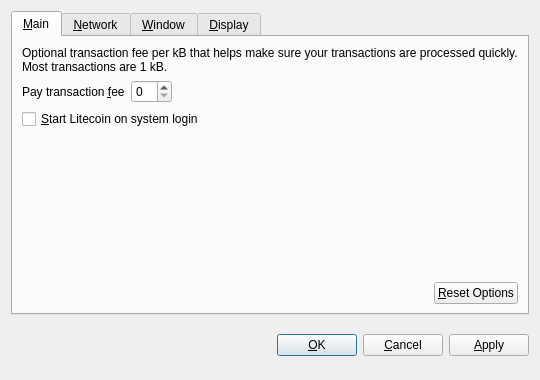
Before: the Qt Designer form src/qt/forms/optionsdialog.ui in tetcoin-legacy/czarcoin, drawn with Qt 5.
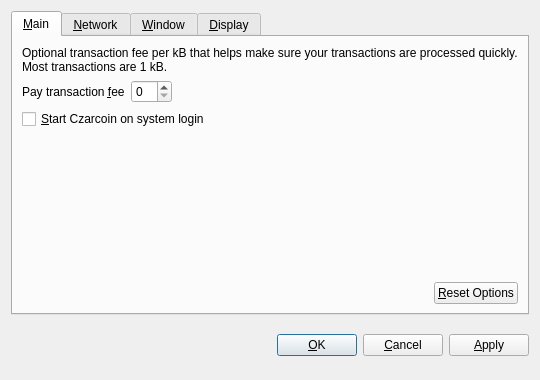
After: the same form once the commit is applied. Custom widgets are drawn as their Qt base class.

The edit to the form file:
```diff
--- a/src/qt/forms/optionsdialog.ui
+++ b/src/qt/forms/optionsdialog.ui
@@ -82,7 +82,7 @@
           <string>Automatically start Litecoin after logging in to the system.</string>
          </property>
          <property name="text">
-          <string>&amp;Start Litecoin on system login</string>
+          <string>&amp;Start Czarcoin on system login</string>
          </property>
         </widget>
        </item>
```
Left out of the diff: 10 changed lines with no effect on the pictures.
